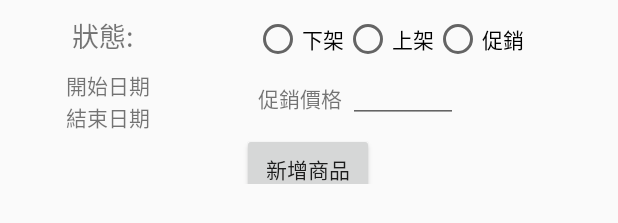
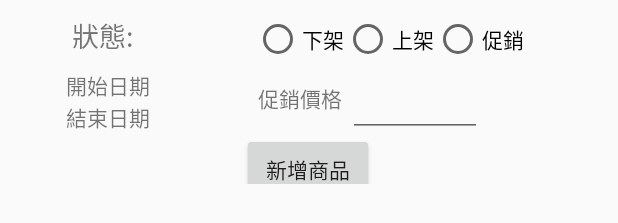
Before and after one commit to EP101G2/Shunel-Admin, an Android app: the layout fragment_insert_product.xml on its own in the app's theme, with its tools: preview values and no code run, on a phone screen of 412 x 824 dp. Shown: the part 977-1200 px from the top of the screen. Run offline under Robolectric (Android 15) with nearby library versions, the phone set to English and light mode, and no system bars.

Commit message:
調整畫面

```diff
--- a/app/src/main/res/layout/fragment_insert_product.xml
+++ b/app/src/main/res/layout/fragment_insert_product.xml
@@ -316,13 +316,12 @@
 
                     <EditText
                         android:id="@+id/PromotionPrice"
-                        android:layout_width="73dp"
-                        android:layout_height="31dp"
+                        android:layout_width="89dp"
+                        android:layout_height="49dp"
                         android:layout_marginStart="4dp"
-                        android:layout_marginLeft="4dp"
                         android:ems="10"
                         android:inputType="number"
-                        android:textSize="10sp"
+                        android:textSize="18sp"
                         app:layout_constraintBottom_toBottomOf="@+id/textView19"
                         app:layout_constraintStart_toEndOf="@+id/textView19"
                         app:layout_constraintTop_toTopOf="@+id/textView19"
```
